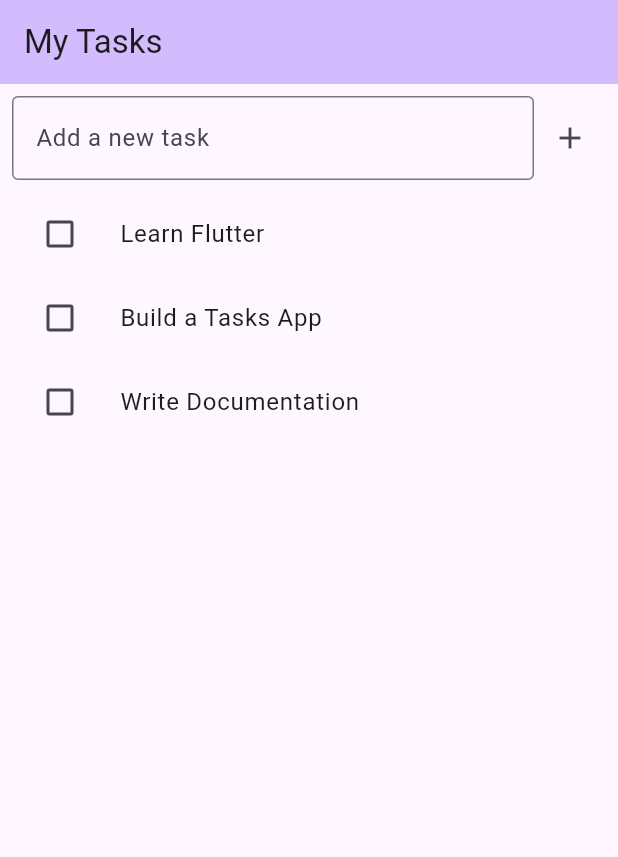
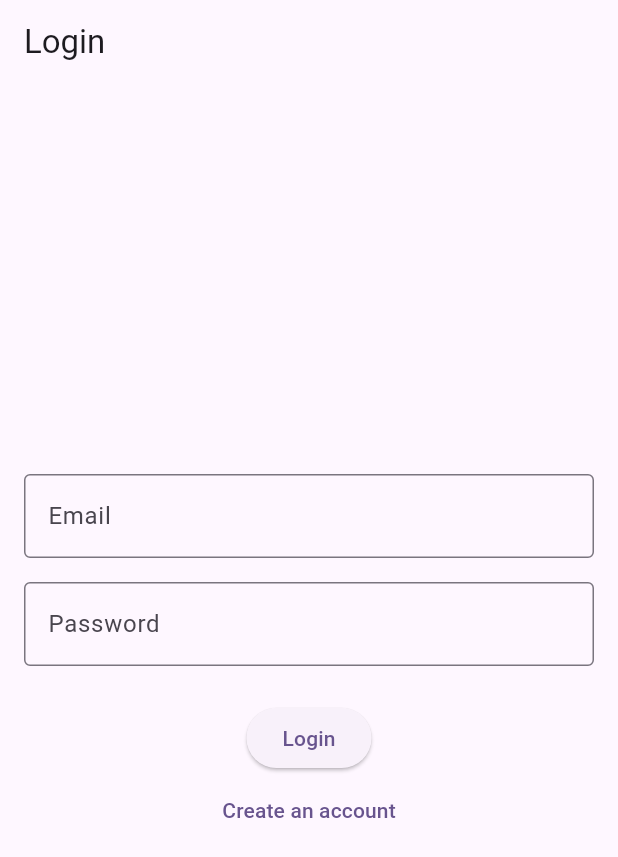
Before and after one commit to safeuq-2023mt93102/quick-task, a Flutter app: the screen it shows after launch, on a phone screen of 412 x 824 dp. Shown: the top 857 px of the screen. Run offline on Flutter 3.47's test engine with Material 3 defaults, Android fonts, the phone set to English and light mode, and no system bars; our stand-ins replace parse_server_sdk_flutter.

```diff
--- a/lib/main.dart
+++ b/lib/main.dart
@@ -1,31 +1,33 @@
 import 'package:flutter/material.dart';
+import 'tasks_screen.dart';
+import 'parse_init.dart';
+import 'screens/login_screen.dart';
 import 'package:parse_server_sdk_flutter/parse_server_sdk_flutter.dart';
-import 'tasks_screen.dart';
 
 void main() async {
-  // const keyApplicationId = 'kUCPjYcj2s3IhWWRWjwF1BfVNWoaBYQNx3EaNEFN';
-  // const keyClientKey = 'olZHi00LGpSuAQi4wHHHFkpvvbmfSvwg78lMFXzG';
-  // const keyParseServerUrl = 'https://parseapi.back4app.com';
-  //
-  // await Parse().initialize(keyApplicationId, keyParseServerUrl,
-  //     clientKey: keyClientKey, debug: true);
-  //
-  // var firstObject = ParseObject('FirstClass')
-  //   ..set('message', 'Hey, Parse is now connected!🙂');
-  // await firstObject.save();
-  //
-  // print('done');
+  WidgetsFlutterBinding.ensureInitialized();
+  await initParse();
 
-  runApp(const QuickTaskApp());
+  final currentUser = await ParseUser.currentUser() as ParseUser?;
+  final isLoggedIn = currentUser != null;
+
+  runApp(MaterialApp(
+    title: 'Tasks App',
+    theme: ThemeData(
+      colorScheme: ColorScheme.fromSeed(seedColor: Colors.deepPurple),
+      useMaterial3: true,
+    ),
+    home: isLoggedIn ? const TasksScreen() : const LoginScreen(),
+  ));
 }
 
-class QuickTaskApp extends StatelessWidget {
-  const QuickTaskApp({super.key});
+class MyApp extends StatelessWidget {
+  const MyApp({super.key});
 
   @override
   Widget build(BuildContext context) {
     return MaterialApp(
-      title: 'QuickTask',
+      title: 'Tasks App',
       theme: ThemeData(
         colorScheme: ColorScheme.fromSeed(seedColor: Colors.deepPurple),
         useMaterial3: true,
--- /dev/null
+++ b/lib/screens/login_screen.dart
@@ -0,0 +1,94 @@
+import 'package:flutter/material.dart';
+import 'package:parse_server_sdk_flutter/parse_server_sdk_flutter.dart';
+import 'signup_screen.dart';
+import '../tasks_screen.dart';
+
+class LoginScreen extends StatefulWidget {
+  const LoginScreen({super.key});
+
+  @override
+  State<LoginScreen> createState() => _LoginScreenState();
+}
+
+class _LoginScreenState extends State<LoginScreen> {
+  final _emailController = TextEditingController();
+  final _passwordController = TextEditingController();
+  bool _isLoading = false;
+
+  Future<void> _login() async {
+    setState(() => _isLoading = true);
+
+    try {
+      final user = ParseUser(
+        _emailController.text.trim(),
+        _passwordController.text.trim(),
+        _emailController.text.trim(),
+      );
+
+      var response = await user.login();
+
+      if (response.success) {
+        if (!mounted) return;
+        Navigator.pushReplacement(
+          context,
+          MaterialPageRoute(builder: (_) => const TasksScreen()),
+        );
+      } else {
+        if (!mounted) return;
+        ScaffoldMessenger.of(context).showSnackBar(
+          SnackBar(content: Text(response.error?.message ?? 'Login failed')),
+        );
+      }
+    } finally {
+      setState(() => _isLoading = false);
+    }
+  }
+
+  @override
+  Widget build(BuildContext context) {
+    return Scaffold(
+      appBar: AppBar(title: const Text('Login')),
+      body: Padding(
+        padding: const EdgeInsets.all(16.0),
+        child: Column(
+          mainAxisAlignment: MainAxisAlignment.center,
+          children: [
+            TextField(
+              controller: _emailController,
+              decoration: const InputDecoration(
+                labelText: 'Email',
+                border: OutlineInputBorder(),
+              ),
+              keyboardType: TextInputType.emailAddress,
+            ),
+            const SizedBox(height: 16),
+            TextField(
+              controller: _passwordController,
+              decoration: const InputDecoration(
+                labelText: 'Password',
+                border: OutlineInputBorder(),
+              ),
+              obscureText: true,
+            ),
+            const SizedBox(height: 24),
+            ElevatedButton(
+              onPressed: _isLoading ? null : _login,
+              child: _isLoading
+                  ? const CircularProgressIndicator()
+                  : const Text('Login'),
+            ),
+            TextButton(
+              onPressed: () {
+                Navigator.push(
+                  context,
+                  MaterialPageRoute(builder: (_) => const SignupScreen()),
+                );
+              },
+              child: const Text('Create an account'),
+            ),
+          ],
+        ),
+      ),
+    );
+  }
+}
--- a/pubspec.yaml
+++ b/pubspec.yaml
@@ -36,6 +36,8 @@ dependencies:
   # Use with the CupertinoIcons class for iOS style icons.
   cupertino_icons: ^1.0.8
   parse_server_sdk_flutter: ^9.0.0
+  provider: ^6.1.2
+  english_words: ^4.0.0
 
 dev_dependencies:
   flutter_test:
```
Also changed, not shown: lib/parse_init.dart (added, +15 -0 lines), lib/screens/signup_screen.dart (added, +84 -0 lines), lib/task_model.dart (added, +36 -0 lines), lib/tasks_screen.dart (+114 -25 lines), 2 other files.
